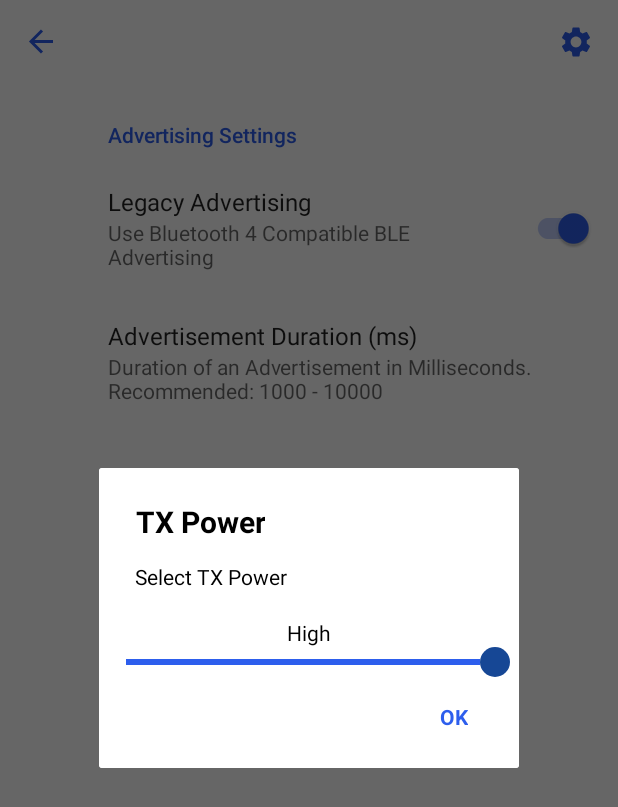
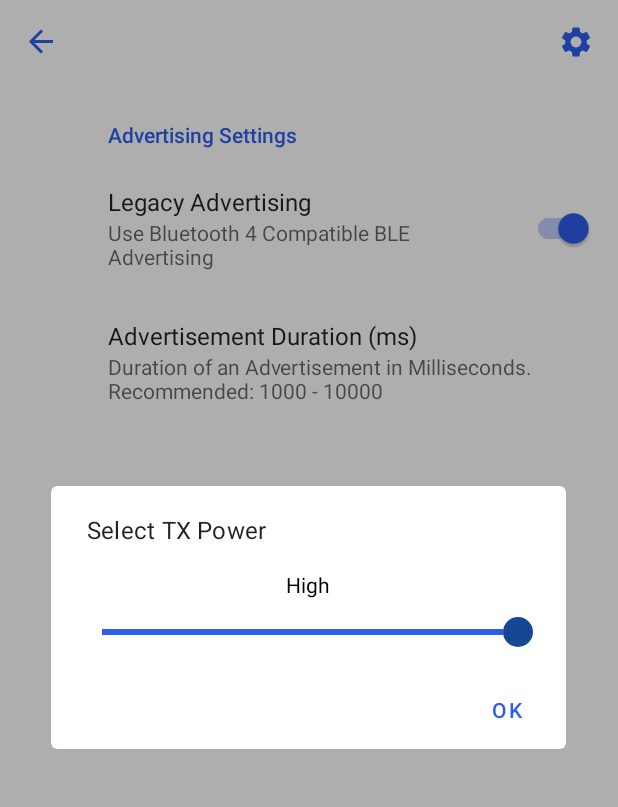
Before and after one commit to simondankelmann/Bluetooth-LE-Spam, an Android app: the screen it shows after launch (MainActivity), in the options menu, after a tap on "TX Power", on a phone screen of 412 x 824 dp. Shown: the top 807 px of the screen. Run offline under Robolectric (Android 15) with nearby library versions, the phone set to English and light mode, and no system bars; our stand-ins replace Room's generated code, androidx.preference, navigation-ui; libraries missing offline, so code that uses them is left out: androidx.room.util.

Commit message:
Use MaterialAlertDialog for TX Power

```diff
--- a/app/src/main/java/de/simon/dankelmann/bluetoothlespam/Enums/TxPowerLevel.kt
+++ b/app/src/main/java/de/simon/dankelmann/bluetoothlespam/Enums/TxPowerLevel.kt
@@ -1,8 +1,19 @@
 package de.simon.dankelmann.bluetoothlespam.Enums
+
+import de.simon.dankelmann.bluetoothlespam.R
 
 enum class TxPowerLevel {
     TX_POWER_HIGH,
+    TX_POWER_MEDIUM,
     TX_POWER_LOW,
-    TX_POWER_MEDIUM,
     TX_POWER_ULTRA_LOW
 }
+
+fun TxPowerLevel.toStringId(): Int {
+    return when (this) {
+        TxPowerLevel.TX_POWER_HIGH -> R.string.power_level_high
+        TxPowerLevel.TX_POWER_MEDIUM -> R.string.power_level_medium
+        TxPowerLevel.TX_POWER_LOW -> R.string.power_level_low
+        TxPowerLevel.TX_POWER_ULTRA_LOW -> R.string.power_level_ultra_low
+    }
+}
--- a/app/src/main/java/de/simon/dankelmann/bluetoothlespam/MainActivity.kt
+++ b/app/src/main/java/de/simon/dankelmann/bluetoothlespam/MainActivity.kt
@@ -1,7 +1,6 @@
 package de.simon.dankelmann.bluetoothlespam
 
 import android.Manifest
-import android.app.Dialog
 import android.bluetooth.BluetoothAdapter
 import android.bluetooth.BluetoothManager
 import android.content.Context
@@ -14,10 +13,10 @@ import android.text.Spannable
 import android.text.SpannableString
 import android.text.style.ForegroundColorSpan
 import android.util.Log
+import android.view.LayoutInflater
 import android.view.Menu
 import android.view.MenuItem
 import android.view.View
-import android.view.Window
 import android.widget.SeekBar
 import android.widget.TextView
 import android.widget.Toast
@@ -31,9 +30,11 @@ import androidx.navigation.ui.navigateUp
 import androidx.navigation.ui.setupActionBarWithNavController
 import androidx.navigation.ui.setupWithNavController
 import androidx.preference.PreferenceManager
+import com.google.android.material.dialog.MaterialAlertDialogBuilder
 import de.simon.dankelmann.bluetoothlespam.AppContext.AppContext
 import de.simon.dankelmann.bluetoothlespam.Constants.Constants
 import de.simon.dankelmann.bluetoothlespam.Enums.TxPowerLevel
+import de.simon.dankelmann.bluetoothlespam.Enums.toStringId
 import de.simon.dankelmann.bluetoothlespam.Helpers.BluetoothHelpers
 import de.simon.dankelmann.bluetoothlespam.Helpers.QueueHandlerHelpers
 import de.simon.dankelmann.bluetoothlespam.PermissionCheck.PermissionCheck
@@ -196,40 +197,29 @@ class MainActivity : AppCompatActivity() {
     }
 
     fun showSetTxPowerDialog() {
+        if (AppContext.getAdvertisementService() == null) {
+            Toast.makeText(this, "Advertisement Service not initialized", Toast.LENGTH_SHORT).show()
+            return
+        }
 
-        if (AppContext.getAdvertisementService() != null) {
+        val dialogLayout = LayoutInflater.from(this).inflate(R.layout.dialog_set_tx_power, null)
 
-            val dialog = Dialog(this)
-            dialog.requestWindowFeature(Window.FEATURE_NO_TITLE)
-            dialog.setCancelable(false)
-            dialog.setContentView(R.layout.dialog_set_tx_power)
-
-            val seekBar: SeekBar = dialog.findViewById(R.id.setTxPowerDialogSeekbar)
-            val seekBarLabel: TextView = dialog.findViewById(R.id.setTxPowerDialogTxPowerTextView)
+        val seekBar: SeekBar = dialogLayout.findViewById(R.id.setTxPowerDialogSeekbar)
+        val seekBarLabel: TextView = dialogLayout.findViewById(R.id.setTxPowerDialogTxPowerTextView)
 
         // Set Current TxPowerLevel
         val currentTxPowerLevel = AppContext.getAdvertisementService().getTxPowerLevel()
-
         val currentProgress = when (currentTxPowerLevel) {
             TxPowerLevel.TX_POWER_HIGH -> 3
             TxPowerLevel.TX_POWER_MEDIUM -> 2
             TxPowerLevel.TX_POWER_LOW -> 1
             TxPowerLevel.TX_POWER_ULTRA_LOW -> 0
         }
-
-            val currentLabel = when (currentTxPowerLevel) {
-                TxPowerLevel.TX_POWER_HIGH -> "High"
-                TxPowerLevel.TX_POWER_MEDIUM -> "Medium"
-                TxPowerLevel.TX_POWER_LOW -> "Low"
-                TxPowerLevel.TX_POWER_ULTRA_LOW -> "Ultra Low"
-            }
-
         seekBar.progress = currentProgress
-            seekBarLabel.text = currentLabel
+        seekBarLabel.text = getString(currentTxPowerLevel.toStringId())
 
         seekBar.setOnSeekBarChangeListener(object : SeekBar.OnSeekBarChangeListener {
             override fun onProgressChanged(seekBar: SeekBar, progress: Int, fromUser: Boolean) {
-
                 val newTxPowerLevel = when (progress) {
                     3 -> TxPowerLevel.TX_POWER_HIGH
                     2 -> TxPowerLevel.TX_POWER_MEDIUM
@@ -237,19 +227,8 @@ class MainActivity : AppCompatActivity() {
                     0 -> TxPowerLevel.TX_POWER_ULTRA_LOW
                     else -> TxPowerLevel.TX_POWER_HIGH
                 }
-
-                    val newTxPowerLabel = when (progress) {
-                        3 -> "High"
-                        2 -> "Medium"
-                        1 -> "Low"
-                        0 -> "Ultra Low"
-                        else -> "High"
-                    }
-
-                    if (AppContext.getAdvertisementService() != null) {
-                        seekBarLabel.text = newTxPowerLabel
+                seekBarLabel.text = getString(newTxPowerLevel.toStringId())
                 AppContext.getAdvertisementService()!!.setTxPowerLevel(newTxPowerLevel)
-                    }
             }
 
             override fun onStartTrackingTouch(seekBar: SeekBar) {
@@ -261,14 +240,10 @@ class MainActivity : AppCompatActivity() {
             }
         })
 
-            val okBtn = dialog.findViewById(R.id.setTxPowerDialogOkButton) as TextView
-            okBtn.setOnClickListener {
-                dialog.dismiss()
-            }
-
-            dialog.show()
-        } else {
-            Toast.makeText(this, "Advertisement Service not initialized", Toast.LENGTH_SHORT)
+        MaterialAlertDialogBuilder(this)
+            .setTitle(getString(R.string.power_dialog_title))
+            .setView(dialogLayout)
+            .setPositiveButton(getString(android.R.string.ok), null)
+            .show()
     }
 }
-}
--- a/app/src/main/res/layout/dialog_set_tx_power.xml
+++ b/app/src/main/res/layout/dialog_set_tx_power.xml
@@ -1,86 +1,28 @@
 <?xml version="1.0" encoding="utf-8"?>
-<androidx.constraintlayout.widget.ConstraintLayout xmlns:android="http://schemas.android.com/apk/res/android"
-    xmlns:app="http://schemas.android.com/apk/res-auto"
-    android:layout_width="280dp"
-    android:layout_height="200dp"
-    android:background="@color/background_color"
-    android:orientation="vertical">
+<LinearLayout xmlns:android="http://schemas.android.com/apk/res/android"
+    android:layout_width="match_parent"
+    android:layout_height="wrap_content"
+    android:gravity="center"
+    android:orientation="vertical"
+    android:padding="16dp">
 
-    <androidx.constraintlayout.widget.Guideline
-        android:id="@+id/center_vertical"
+    <TextView
+        android:id="@+id/setTxPowerDialogTxPowerTextView"
         android:layout_width="wrap_content"
         android:layout_height="wrap_content"
-        android:orientation="vertical"
-        app:layout_constraintGuide_percent="0.5" />
-
-    <TextView
-        android:id="@+id/setTxPowerDialogTitle"
-        android:layout_width="wrap_content"
-        android:layout_height="wrap_content"
-        android:paddingStart="24dp"
-        android:paddingTop="22dp"
-        android:textAlignment="center"
-        android:textColor="@color/text_color"
-        android:textSize="20sp"
-        android:textStyle="bold"
-        android:text="TX Power"
-        app:layout_constraintStart_toStartOf="parent"
-        app:layout_constraintTop_toTopOf="parent" />
-
-    <TextView
-        android:id="@+id/setTxPowerDialogMessage"
-        android:layout_width="wrap_content"
-        android:layout_height="wrap_content"
-        android:paddingStart="24dp"
-        android:paddingTop="13dp"
-        android:paddingEnd="24dp"
-        android:paddingBottom="10dp"
-        android:textColor="@color/text_color"
-        android:text="Select TX Power"
-        app:layout_constraintStart_toStartOf="parent"
-        app:layout_constraintTop_toBottomOf="@id/setTxPowerDialogTitle" />
-
-    <TextView
-        app:layout_constraintStart_toStartOf="parent"
-        app:layout_constraintTop_toBottomOf="@id/setTxPowerDialogMessage"
-        android:id="@+id/setTxPowerDialogTxPowerTextView"
-        android:layout_width="match_parent"
-        android:layout_height="wrap_content"
-        android:layout_marginStart="8dp"
-        android:layout_marginTop="8dp"
-        android:layout_marginEnd="8dp"
-        android:text="High"
-        android:textAlignment="center"
+        android:text="@string/power_level_high"
         android:textColor="@color/text_color"
         android:textSize="14sp" />
 
     <SeekBar
-        app:layout_constraintStart_toStartOf="parent"
         android:id="@+id/setTxPowerDialogSeekbar"
-        app:layout_constraintTop_toBottomOf="@id/setTxPowerDialogTxPowerTextView"
         android:layout_width="match_parent"
         android:layout_height="wrap_content"
+        android:layout_marginTop="12dp"
         android:max="3"
         android:min="0"
         android:progress="3"
         android:progressDrawable="@drawable/seekbar"
-        android:thumb="@drawable/seekbarthumb"
-        />
+        android:thumb="@drawable/seekbarthumb" />
 
-    <TextView
-        android:id="@+id/setTxPowerDialogOkButton"
-        android:layout_width="wrap_content"
-        android:layout_height="wrap_content"
-        android:paddingStart="10dp"
-        android:paddingTop="10dp"
-        android:paddingEnd="34dp"
-        android:paddingBottom="18dp"
-        android:text="OK"
-        android:textColor="@color/blue_normal"
-        android:textSize="14sp"
-        android:textStyle="bold"
-        app:layout_constraintTop_toBottomOf="@id/setTxPowerDialogSeekbar"
-        app:layout_constraintBottom_toBottomOf="parent"
-        app:layout_constraintEnd_toEndOf="parent" />
-
-</androidx.constraintlayout.widget.ConstraintLayout>
+</LinearLayout>
--- a/app/src/main/res/values/strings.xml
+++ b/app/src/main/res/values/strings.xml
@@ -30,6 +30,12 @@
     <string name="preference_title_use_legacy_advertising">Legacy Advertising</string>
     <string name="preference_summary_use_legacy_advertising">Use Bluetooth 4 Compatible BLE Advertising</string>
 
+    <string name="power_level_high">High</string>
+    <string name="power_level_medium">Medium</string>
+    <string name="power_level_low">Low</string>
+    <string name="power_level_ultra_low">Ultra Low</string>
+    <string name="power_dialog_title">Select TX Power</string>
+
     <string-array name="spinner_entries_tx_power">
         <item name="tx_power_high">High</item>
         <item name="tx_power_medium">Medium</item>
```
Lines whose indentation alone changed are shown as unchanged.
